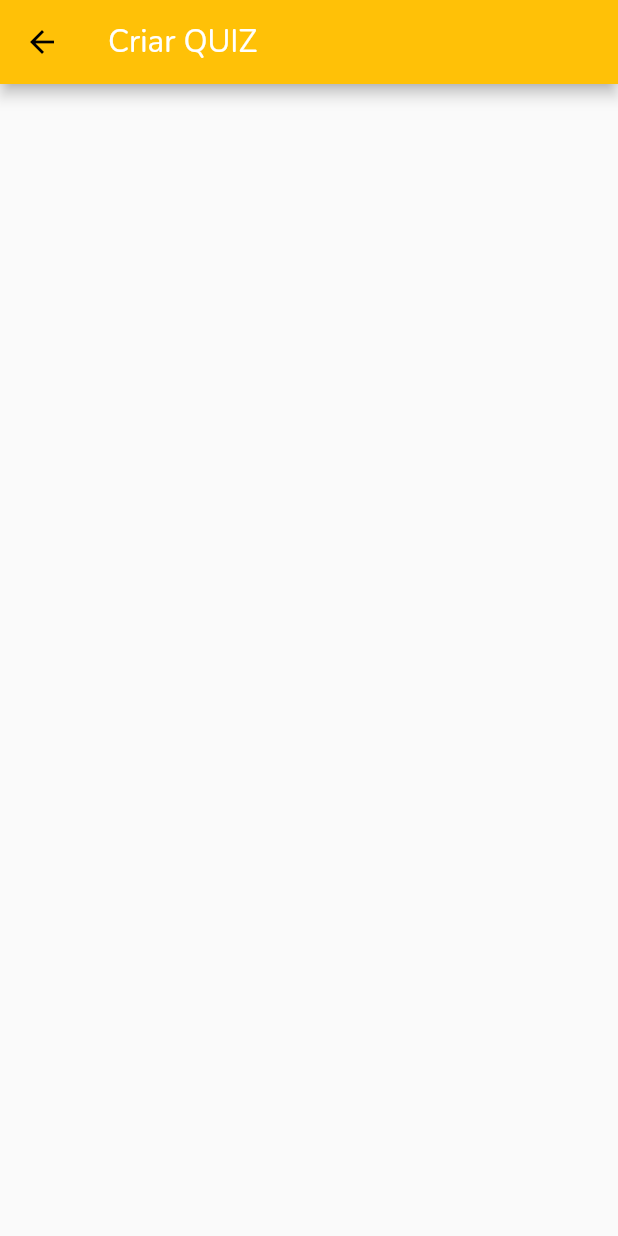
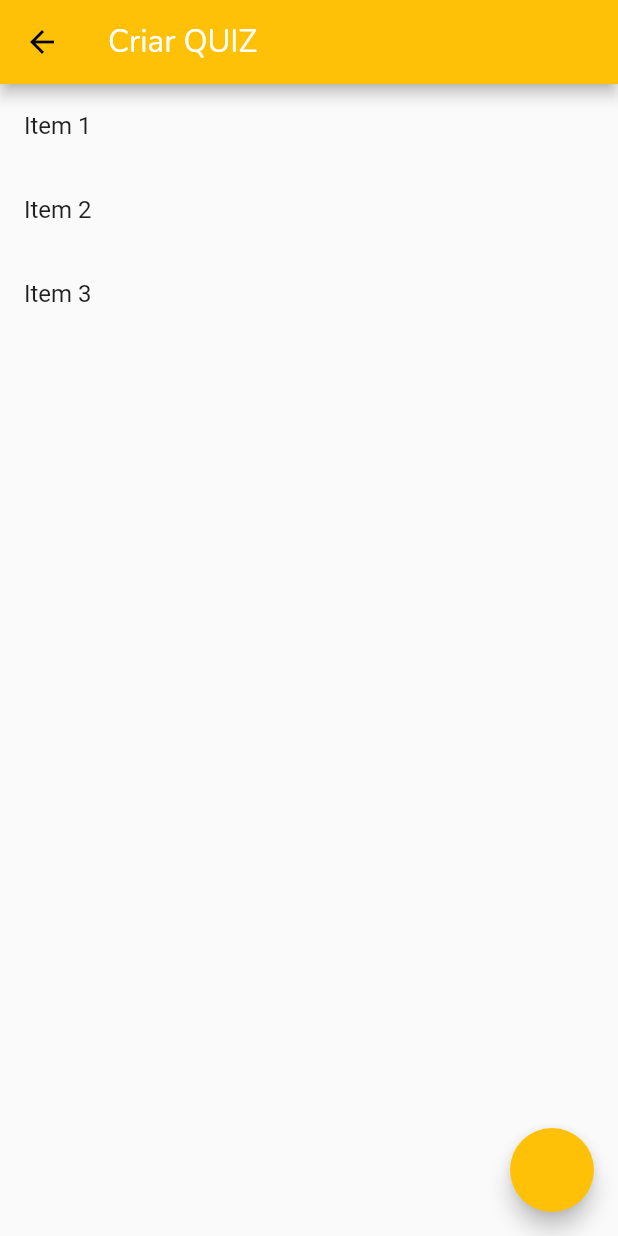
Before and after one commit to JoaoLuisBeato/PlataformaDeTreinamentos_Frontend, a Flutter app: the CrudTreinamentosCall widget shown alone on an empty page, opened directly, after a tap on "Criar QUIZ", on a phone screen of 412 x 824 dp. Run offline on Flutter 3.47's test engine with Material 2 defaults, Android fonts, the phone set to English and light mode, and no system bars.

Commit message:
Lista Dinâmica para criar questões do quiz

```diff
--- a/lib/crud_treinamentos.dart
+++ b/lib/crud_treinamentos.dart
@@ -111,12 +111,12 @@ class CrudTreinamentos extends State<CrudTreinamentosCall> {
       ),
     );
 
-    void checkText(minCandidatos, maxCandidatos){
-
+    void checkText(minCandidatos, maxCandidatos) {
       if (minCandidatos != '' && maxCandidatos != '') {
         if (int.parse(maxCandidatos) < int.parse(minCandidatos)) {
           fieldText.clear();
-            } else if (int.parse(minCandidatos) > int.parse(maxCandidatos)) {
+        }
+        if (int.parse(minCandidatos) > int.parse(maxCandidatos)) {
           fieldText.clear();
         }
       }
@@ -149,7 +149,6 @@ class CrudTreinamentos extends State<CrudTreinamentosCall> {
     );
 
     final minCandidates = TextField(
-
       textAlign: TextAlign.center,
       onChanged: (text) {
         if (_debounce?.isActive ?? false) _debounce?.cancel();
@@ -305,8 +304,15 @@ class CrudTreinamentos extends State<CrudTreinamentosCall> {
       mainAxisAlignment: MainAxisAlignment.center,
       children: [
         SizedBox(width: 400, child: minCandidates),
-        const SizedBox(width: 30,
-          child: Text('até')),
+        Padding(
+          padding: const EdgeInsets.only(right: 10, left: 10),
+          child: Text(
+            "até",
+            textAlign: TextAlign.center,
+            style: style.copyWith(
+                color: Colors.black, fontWeight: FontWeight.bold, fontSize: 16),
+          ),
+        ),
         SizedBox(width: 400, child: maxCandidates),
       ],
     );
@@ -328,7 +334,7 @@ class CrudTreinamentos extends State<CrudTreinamentosCall> {
           onPressed: () {
             Navigator.push(
               context,
-                  MaterialPageRoute(builder: (context) => const Quiz()),
+              MaterialPageRoute(builder: (context) => QuizCall()),
             );
           },
           child: Text(
@@ -343,10 +349,9 @@ class CrudTreinamentos extends State<CrudTreinamentosCall> {
       ),
     );
 
-    return SingleChildScrollView(
-      child: Center(
+    return Center(
       child: Container(
-          padding: const EdgeInsets.fromLTRB(30.0, 150.0, 30.0, 150.0),
+        padding: const EdgeInsets.fromLTRB(30.0, 50.0, 30.0, 0),
         child: Column(
           children: [
             const SizedBox(height: 30.0), comercialNameField,
@@ -362,7 +367,6 @@ class CrudTreinamentos extends State<CrudTreinamentosCall> {
           ],
         ),
       ),
-      ),
     );
   }
 }
--- a/lib/quiz.dart
+++ b/lib/quiz.dart
@@ -1,21 +1,40 @@
 import 'package:flutter/material.dart';
 
-class Quiz extends StatelessWidget {
-  const Quiz({super.key});
+class QuizCall extends StatefulWidget {
+  @override
+  Quiz createState() => Quiz();
+}
+
+class Quiz extends State<QuizCall> {
+  List<String> items = ['Item 1', 'Item 2', 'Item 3'];
+
+  void addItem() {
+    setState(() {
+      int itemCount = items.length + 1;
+      items.add('Item $itemCount');
+    });
+  }
+
+  TextStyle style = const TextStyle(fontFamily: 'Nunito', fontSize: 20.9);
 
   @override
   Widget build(BuildContext context) {
-
-    TextStyle style = const TextStyle(fontFamily: 'Nunito', fontSize: 20.9);
-
-
-   return Scaffold(
+    return Scaffold(
       appBar: AppBar(
-        title:
-            const Text('Criar QUIZ'), //<-- colocar $nomedisplay
+        title: const Text('Criar QUIZ'),
         titleTextStyle: style,
       ),
-
+      body: ListView.builder(
+        itemCount: items.length,
+        itemBuilder: (context, index) {
+          return ListTile(
+            title: Text(items[index]),
+          );
+        },
+      ),
+      floatingActionButton: FloatingActionButton(
+        onPressed: addItem,
+      ),
     );
   }
 }
```
Lines whose indentation alone changed are shown as unchanged.
